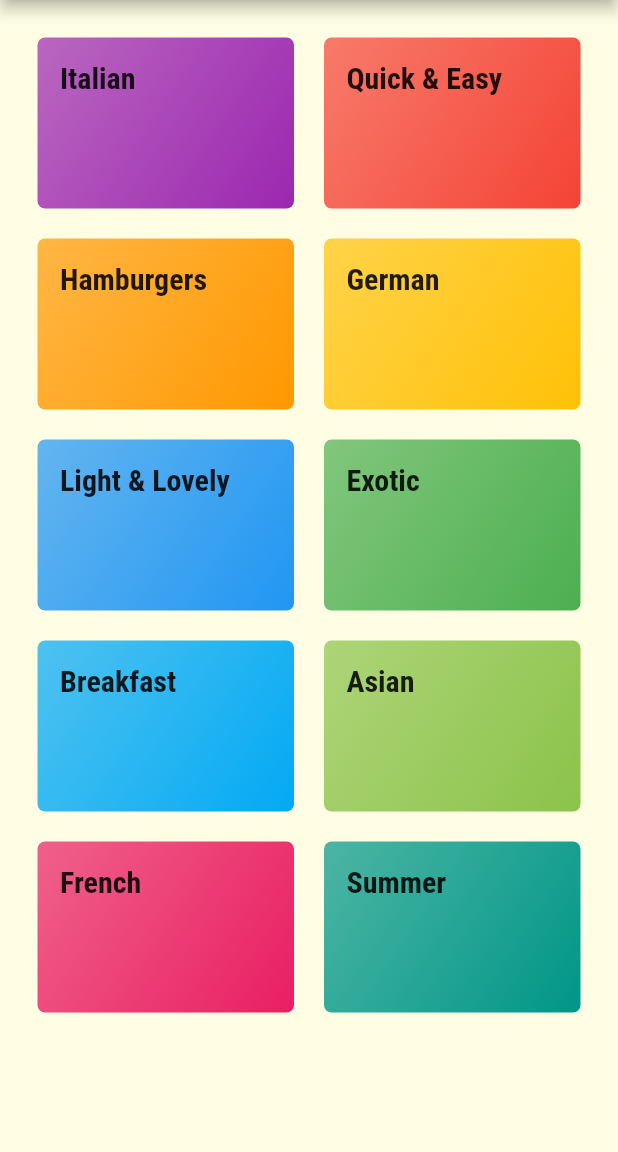
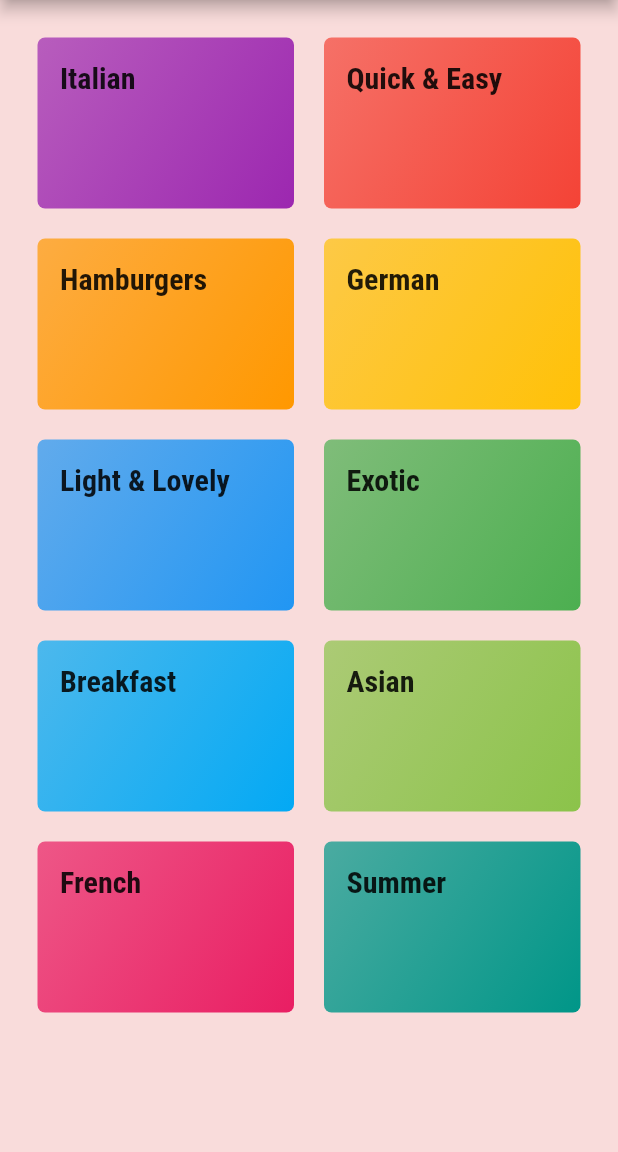
Before and after one commit to ahmed-yousry-ebrahim/meals_deals, a Flutter app: the screen it shows after launch, on a phone screen of 412 x 824 dp, the part 84-1236 px from its top. Run offline on Flutter 3.47's test engine with Material 2 defaults, Android fonts, the phone set to English and light mode, and no system bars.

```diff
--- a/lib/categories_screen.dart
+++ b/lib/categories_screen.dart
@@ -7,7 +7,9 @@ class CategoriesScreen extends StatelessWidget {
   Widget build(BuildContext context) {
     return Scaffold(
       appBar: AppBar(title: Text('Meals & Deals')),
-      body: GridView(
+      body: Container(
+        color: Color.fromARGB(212, 248, 248, 247),
+        child: GridView(
           padding: EdgeInsets.all(25),
           children: DUMMY_CATEGORIES
               .map((catData) =>
@@ -20,6 +22,7 @@ class CategoriesScreen extends StatelessWidget {
             mainAxisSpacing: 20,
           ),
         ),
+      ),
     );
   }
 }
--- a/lib/main.dart
+++ b/lib/main.dart
@@ -18,7 +18,7 @@ class MealsApp extends StatelessWidget {
       theme: ThemeData(
         primarySwatch: Colors.pink,
         accentColor: Colors.amber,
-        canvasColor: Color.fromRGBO(255, 254, 229, 1),
+        canvasColor: Colors.redAccent,
         fontFamily: 'Raleway',
         textTheme: ThemeData.light().textTheme.copyWith(
               bodyLarge: TextStyle(
```
Lines whose indentation alone changed are shown as unchanged.
